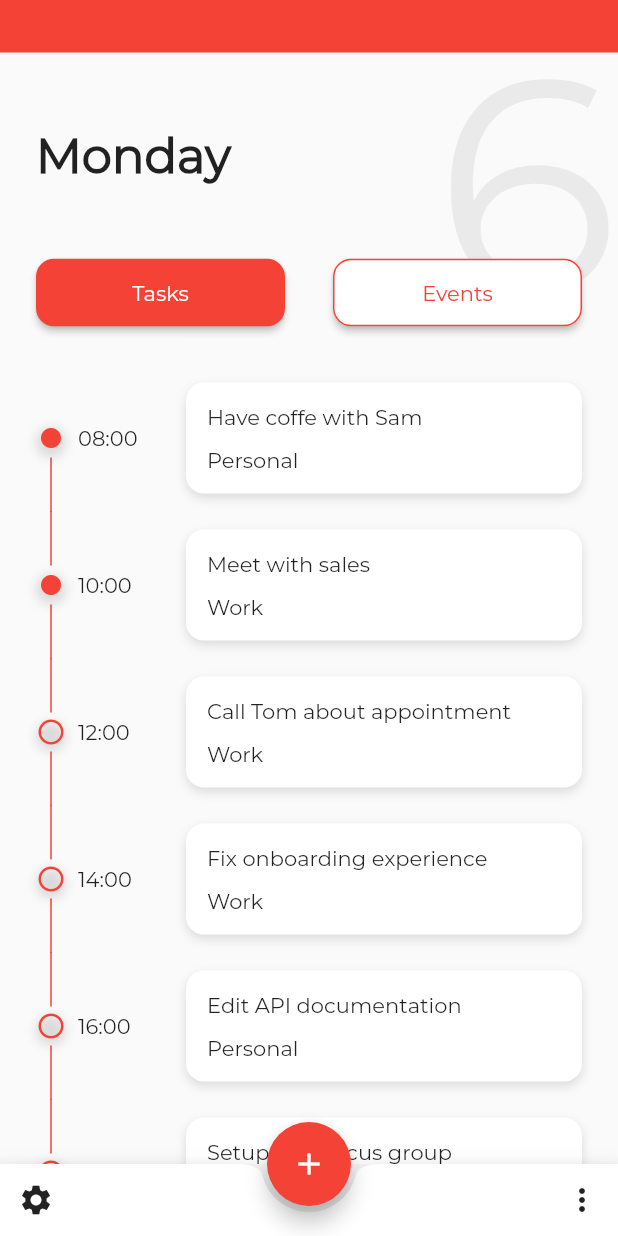
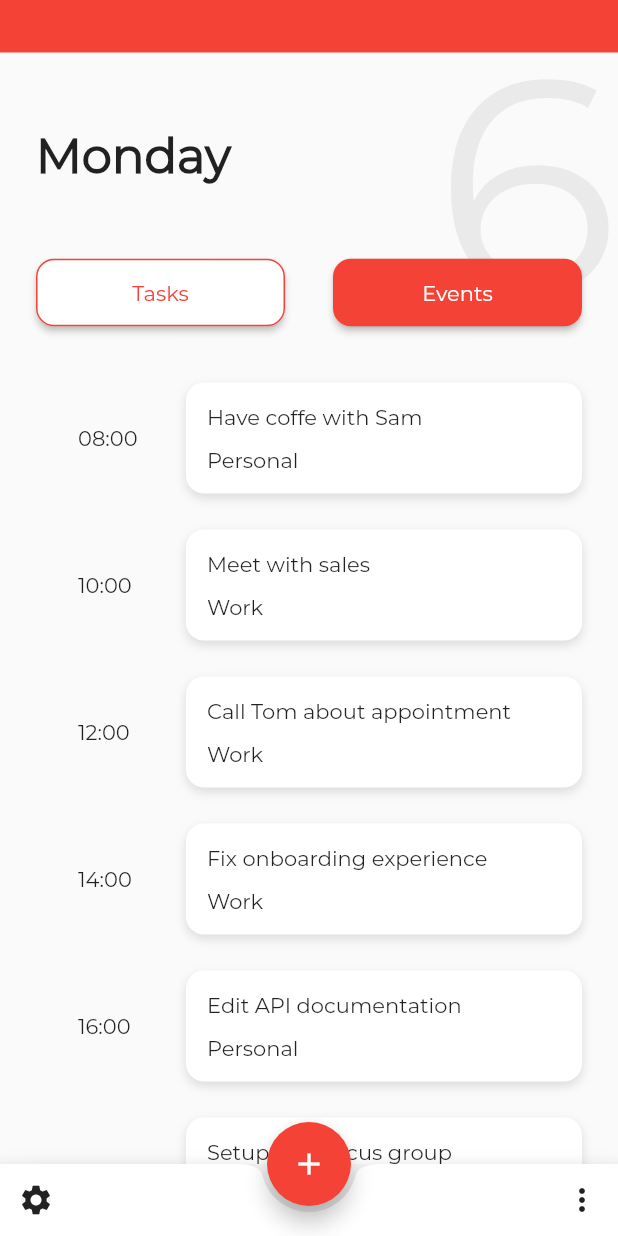
Before and after one commit to robbyrahmana/todoApp, a Flutter app: the screen it shows after launch, after a tap on "Events", on a phone screen of 412 x 824 dp. Run offline on Flutter 3.47's test engine with Material 2 defaults, Android fonts, the phone set to English and light mode, and no system bars.

Commit message:
PART-4. Navigation

```diff
--- a/lib/main.dart
+++ b/lib/main.dart
@@ -26,8 +26,18 @@ class MyHomePage extends StatefulWidget {
 }
 
 class _MyHomePageState extends State<MyHomePage> {
+  PageController _pageController = PageController();
+
+  double currentPage = 0;
+
   @override
   Widget build(BuildContext context) {
+    _pageController.addListener(() {
+      setState(() {
+        currentPage = _pageController.page;
+      });
+    });
+
     return Scaffold(
       body: Stack(
         children: <Widget>[
@@ -52,7 +62,7 @@ class _MyHomePageState extends State<MyHomePage> {
               context: context,
               builder: (BuildContext context) {
                 return Dialog(
-                    child: AddTaskPage(),
+                    child: currentPage == 1 ? AddEventPage() : AddTaskPage(),
                     shape: RoundedRectangleBorder(
                         borderRadius: BorderRadius.all(Radius.circular(12))));
               });
@@ -80,7 +90,7 @@ class _MyHomePageState extends State<MyHomePage> {
     );
   }
 
-  Column _mainContent(BuildContext context) {
+  Widget _mainContent(BuildContext context) {
     return Column(
       crossAxisAlignment: CrossAxisAlignment.start,
       children: <Widget>[
@@ -96,7 +106,11 @@ class _MyHomePageState extends State<MyHomePage> {
           padding: const EdgeInsets.all(24.0),
           child: _button(context),
         ),
-        Expanded(child: EventPage())
+        Expanded(
+            child: PageView(
+          controller: _pageController,
+          children: <Widget>[TaskPage(), EventPage()],
+        ))
       ],
     );
   }
@@ -106,21 +120,38 @@ class _MyHomePageState extends State<MyHomePage> {
       children: <Widget>[
         Expanded(
             child: CustomButton(
-          onPressed: () {},
+          onPressed: () {
+            _pageController.previousPage(
+                duration: Duration(milliseconds: 500),
+                curve: Curves.bounceInOut);
+          },
           buttonText: "Tasks",
-          color: Theme.of(context).accentColor,
-          textColor: Colors.white,
+          color:
+              currentPage < 0.5 ? Theme.of(context).accentColor : Colors.white,
+          textColor:
+              currentPage < 0.5 ? Colors.white : Theme.of(context).accentColor,
+          borderColor: currentPage < 0.5
+              ? Colors.transparent
+              : Theme.of(context).accentColor,
         )),
         SizedBox(
           width: 32,
         ),
         Expanded(
             child: CustomButton(
-          onPressed: () {},
+          onPressed: () {
+            _pageController.nextPage(
+                duration: Duration(milliseconds: 500),
+                curve: Curves.bounceInOut);
+          },
           buttonText: "Events",
-          color: Colors.white,
-          textColor: Theme.of(context).accentColor,
-          borderColor: Theme.of(context).accentColor,
+          color:
+              currentPage > 0.5 ? Theme.of(context).accentColor : Colors.white,
+          textColor:
+              currentPage > 0.5 ? Colors.white : Theme.of(context).accentColor,
+          borderColor: currentPage > 0.5
+              ? Colors.transparent
+              : Theme.of(context).accentColor,
         ))
       ],
     );
```
